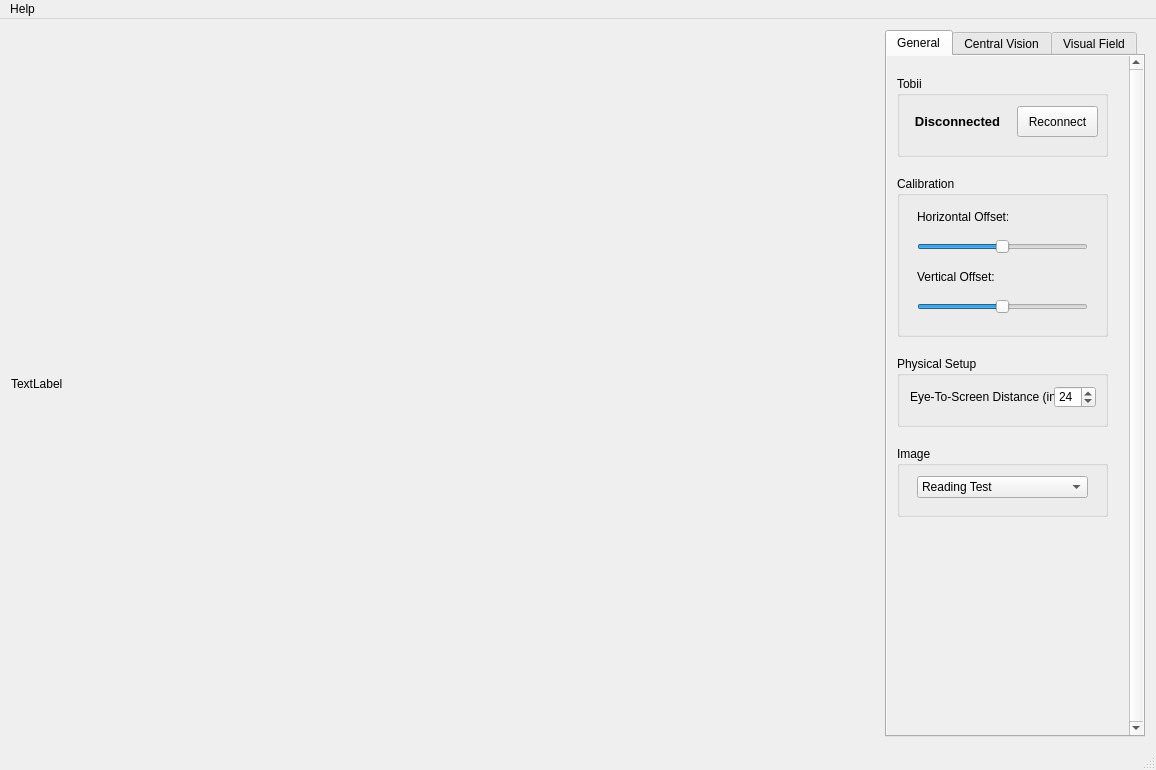
First picture: the form in EyeTrackingSuite/EyeTrackingSuite.ui, repository jaffob/EyeTrackingSuite, before the edit.
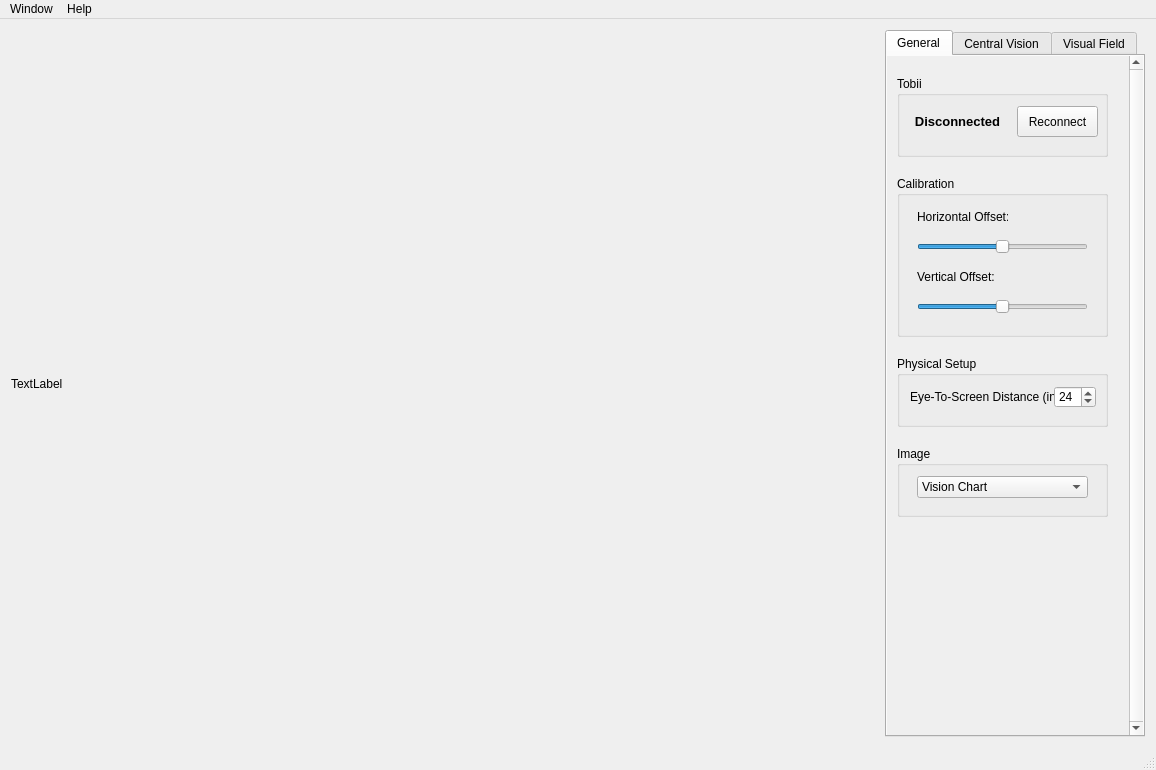
Second picture: the form after the edit. Custom widgets are drawn as their Qt base class.

Commit message: create ETSBaseImage and make the vision chart

Patch:
```diff
--- a/EyeTrackingSuite/EyeTrackingSuite.ui
+++ b/EyeTrackingSuite/EyeTrackingSuite.ui
@@ -141,7 +141,12 @@
              </property>
              <item>
               <property name="text">
-               <string>Reading Test</string>
+               <string>Vision Chart</string>
+              </property>
+             </item>
+             <item>
+              <property name="text">
+               <string>Old Reading Test</string>
               </property>
              </item>
              <item>
@@ -828,6 +833,15 @@
     </property>
     <addaction name="actionAbout"/>
    </widget>
+   <widget class="QMenu" name="menuWindow">
+    <property name="title">
+     <string>Window</string>
+    </property>
+    <addaction name="actionFull_Screen"/>
+    <addaction name="separator"/>
+    <addaction name="actionShow_Controls"/>
+   </widget>
+   <addaction name="menuWindow"/>
    <addaction name="menuHelp"/>
   </widget>
   <widget class="QStatusBar" name="statusBar"/>
```
Left out of the diff: 53 changed lines with no effect on the pictures. The commit also changes 15 other files.
